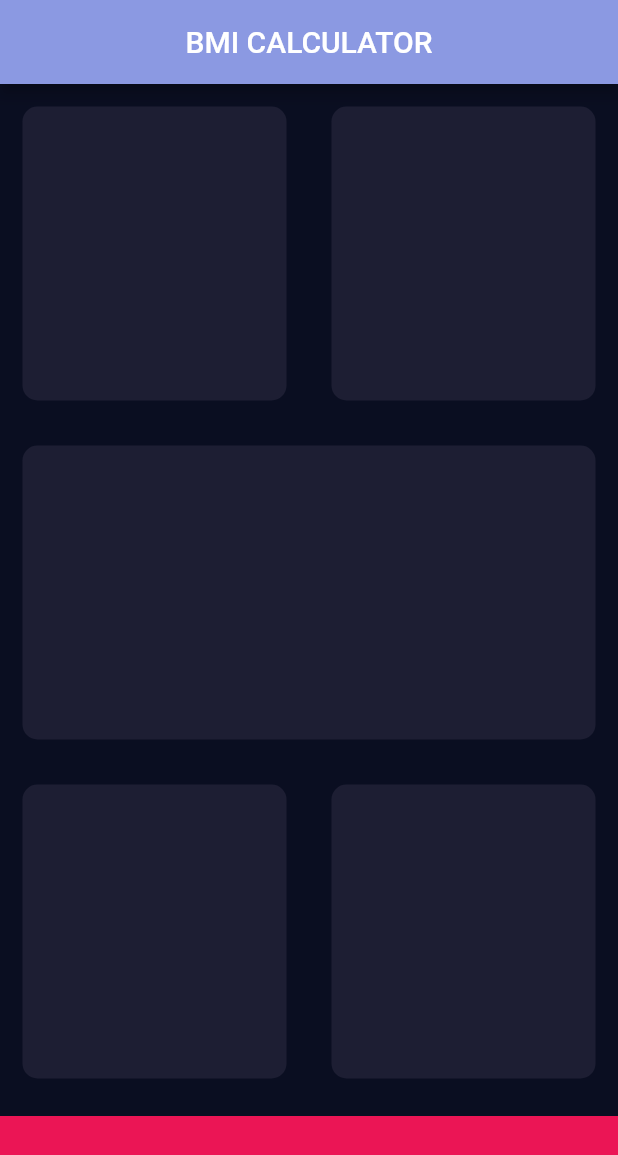
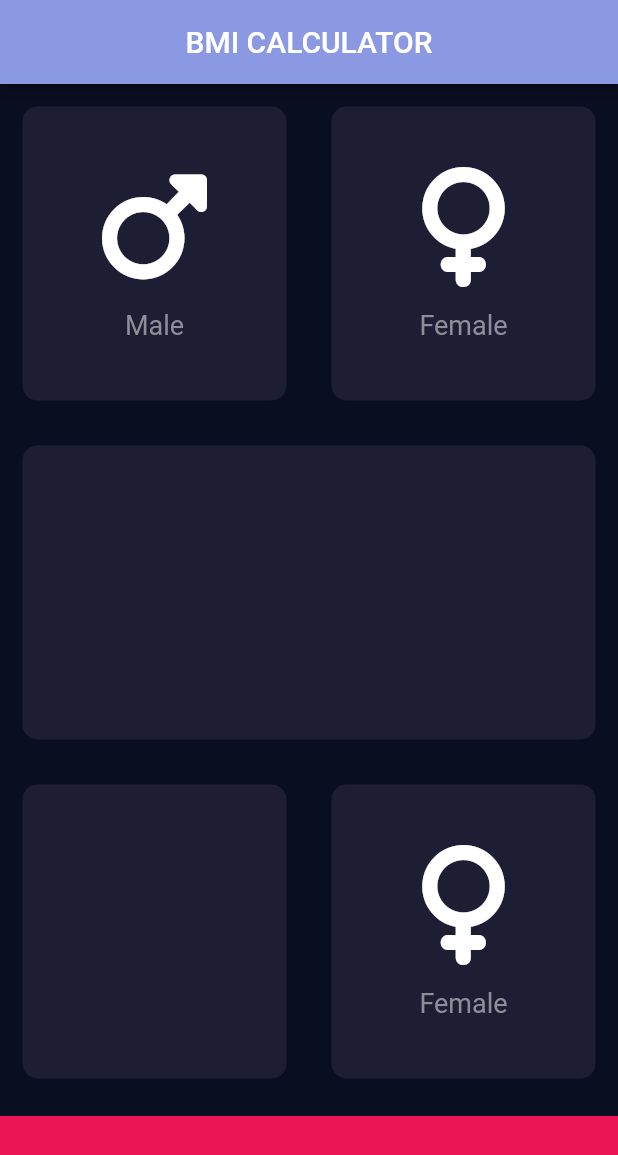
Before and after one commit to csk111165/BMICalculator, a Flutter app: the screen it shows after launch, on a phone screen of 412 x 824 dp. Shown: the top 1155 px of the screen. Run offline on Flutter 3.47's test engine with Material 2 defaults, Android fonts, the phone set to English and light mode, and no system bars; our stand-ins replace font_awesome_flutter.

Commit message:
Refactoring the code into multiple dart files

```diff
--- /dev/null
+++ b/bmi_calculator/lib/icon_content.dart
@@ -0,0 +1,37 @@
+import 'package:flutter/material.dart';
+
+
+class IconContent extends StatelessWidget {
+
+  final IconData icon;
+  final String label;
+
+  IconContent({required this.icon, required this.label});
+
+  @override
+  Widget build(BuildContext context) {
+    return Column(
+      // align the icon and text to center
+      mainAxisAlignment: MainAxisAlignment.center,
+      children: [
+        Icon(
+        // taking the user defined icon value
+        icon,
+        size: 80,
+        ),
+        // this is to give space between icon and the text
+        SizedBox(
+          height: 15.0,
+        ),
+        Text(
+          // taking user defined text value
+          label,
+          style: TextStyle(
+            fontSize: 18,
+            color: Color(0xFF8d8E98),
+          ),
+        ),
+      ],
+    );
+  }
+}
--- a/bmi_calculator/lib/input_page.dart
+++ b/bmi_calculator/lib/input_page.dart
@@ -1,9 +1,12 @@
 import 'package:flutter/material.dart';
+import 'package:font_awesome_flutter/font_awesome_flutter.dart';
+import 'icon_content.dart';
+import 'reusable_card.dart';
 
 
 const double bottomContainerHeight = 80.0;
-const activeCardColor = Color(0xFF1D1E33);
-const bottomContainerColor =  Color(0xFFEB1555);
+const Color activeCardColor = Color(0xFF1D1E33);
+const Color bottomContainerColor =  Color(0xFFEB1555);
 
 
 class InputPage extends StatefulWidget {
@@ -23,11 +26,16 @@ class _InputPageState extends State<InputPage> {
         Expanded(
             child: Row(children: [
           Expanded(
-            child: ReusableCard(cardColor: activeCardColor),
+            child: ReusableCard(
+              cardColor: activeCardColor,
+              cardChild: IconContent(icon: FontAwesomeIcons.mars, label: 'Male',),
+              ),
           ),
           Expanded(
-            child: ReusableCard(cardColor: activeCardColor),
-          ),
+                child: ReusableCard(cardColor: activeCardColor,
+                cardChild: IconContent(icon: FontAwesomeIcons.venus, label: 'Female',),
+                ),
+              ),
         ])),
 
         // this is mid part of the screen having only one widget
@@ -43,7 +51,9 @@ class _InputPageState extends State<InputPage> {
                 child: ReusableCard(cardColor: activeCardColor),
               ),
               Expanded(
-                child: ReusableCard(cardColor: activeCardColor),
+                child: ReusableCard(cardColor: activeCardColor,
+                cardChild: IconContent(icon: FontAwesomeIcons.venus, label: 'Female',),
+                ),
               ),
 
             ],
@@ -59,24 +69,3 @@ class _InputPageState extends State<InputPage> {
     );
   }
 }
-
-class ReusableCard extends StatelessWidget {
-
-  final Color cardColor;
-  ReusableCard({ required this.cardColor});
-
-  @override
-  Widget build(BuildContext context) {
-    return Container(
-      // for magin
-      margin: EdgeInsets.all(15),
-
-      // for border radius
-      decoration: BoxDecoration(
-        borderRadius: BorderRadius.circular(10.0),
-        // when we define the BoxDecoration the color property should be inside here only
-        color: cardColor, // this is coming from the constructor
-      ),
-    );
-  }
-}
--- /dev/null
+++ b/bmi_calculator/lib/reusable_card.dart
@@ -0,0 +1,26 @@
+import 'package:flutter/material.dart';
+
+
+class ReusableCard extends StatelessWidget {
+
+  final Color cardColor;
+  final Widget? cardChild;
+
+  ReusableCard({ required this.cardColor,  this.cardChild});
+
+  @override
+  Widget build(BuildContext context) {
+    return Container(
+      child: cardChild,
+      // for magin
+      margin: EdgeInsets.all(15),
+
+      // for border radius
+      decoration: BoxDecoration(
+        borderRadius: BorderRadius.circular(10.0),
+        // when we define the BoxDecoration the color property should be inside here only
+        color: cardColor, // this is coming from the constructor
+      ),
+    );
+  }
+}
--- a/bmi_calculator/pubspec.yaml
+++ b/bmi_calculator/pubspec.yaml
@@ -35,6 +35,7 @@ dependencies:
   # The following adds the Cupertino Icons font to your application.
   # Use with the CupertinoIcons class for iOS style icons.
   cupertino_icons: ^1.0.2
+  font_awesome_flutter: ^10.5.0
 
 dev_dependencies:
   flutter_test:
```
Also changed, not shown: bmi_calculator/pubspec.lock, 1 other file.
